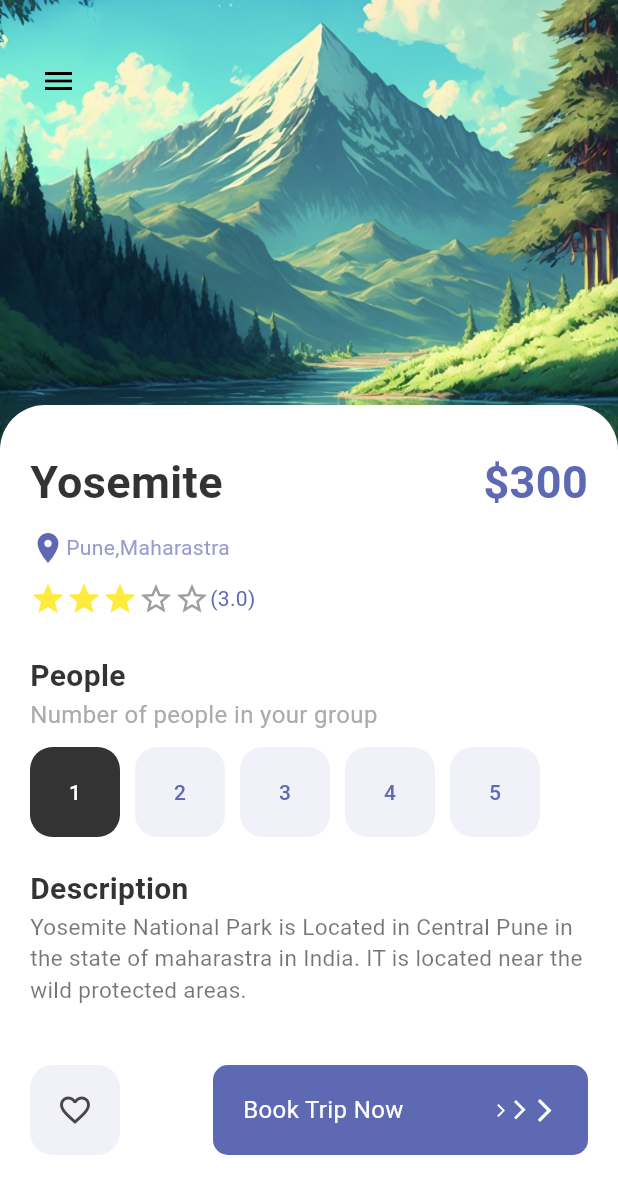
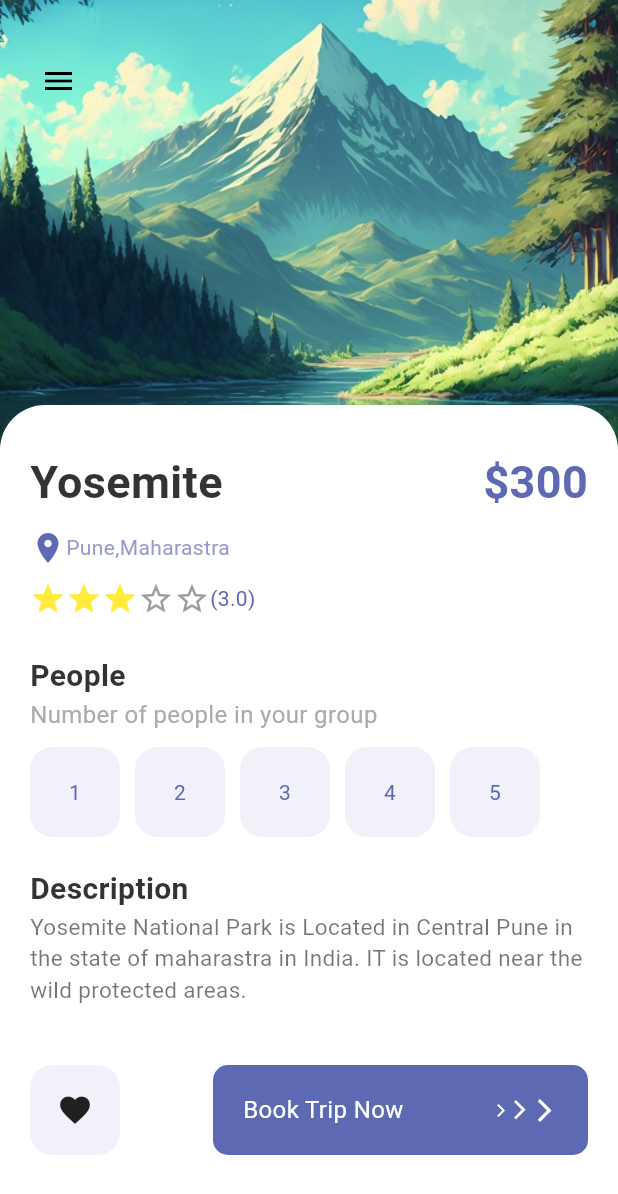
Before and after one commit to Harsh-trivs/TravelAppFlutter, a Flutter app: the screen it shows after launch, after a tap on the "favorite outline" icon, on a phone screen of 412 x 824 dp. Shown: the top 1194 px of the screen. Run offline on Flutter 3.47's test engine with Material 2 defaults, Android fonts, the phone set to English and light mode, and no system bars.

Commit message:
added dom manipulations to button

```diff
--- a/lib/pages/detail_page.dart
+++ b/lib/pages/detail_page.dart
@@ -14,7 +14,8 @@ class DetailPage extends StatefulWidget {
 
 class _DetailPageState extends State<DetailPage> {
   int gottenStar = 3;
-  int selectedIndex = 0;
+  int selectedIndex = -1;
+  bool isLiked = false;
   @override
   Widget build(BuildContext context) {
     return Scaffold(
@@ -133,13 +134,14 @@ class _DetailPageState extends State<DetailPage> {
                     ),
                     Wrap(
                       children: List.generate(5, (index) {
-                        return AppButton(
-                          isText: true,
-                          onPressedFunction: () {
+                        return InkWell(
+                          onTap: () {
                             setState(() {
                               selectedIndex = index;
                             });
                           },
+                          child: AppButton(
+                            isText: true,
                             text: '${index + 1}',
                             mainColor: selectedIndex == index
                                 ? Colors.white
@@ -147,6 +149,7 @@ class _DetailPageState extends State<DetailPage> {
                             backGroundColor: selectedIndex == index
                                 ? Colors.black.withOpacity(0.8)
                                 : AppColors.buttonBackground,
+                          ),
                         );
                       }),
                     ),
@@ -170,11 +173,22 @@ class _DetailPageState extends State<DetailPage> {
                     Row(
                       mainAxisAlignment: MainAxisAlignment.spaceBetween,
                       children: [
-                        AppButton(
+                        InkWell(
+                          onTap: () {
+                            setState(() {
+                              if (isLiked == true)
+                                isLiked = false;
+                              else
+                                isLiked = true;
+                            });
+                          },
+                          child: AppButton(
                             isText: false,
-                          onPressedFunction: () {},
-                          icon: Icons.favorite_border_outlined,
+                            icon: isLiked
+                                ? Icons.favorite
+                                : Icons.favorite_border_outlined,
                             backGroundColor: AppColors.buttonBackground,
+                          ),
                         ),
                         ResponiveButton(
                           isResponsive: true,
--- a/lib/widgets/app_button.dart
+++ b/lib/widgets/app_button.dart
@@ -1,28 +1,23 @@
 import 'package:flutter/material.dart';
+import 'package:learning_demo/widgets/app_text.dart';
 
 import '../misc/colors.dart';
 
-class AppButton extends StatefulWidget {
+class AppButton extends StatelessWidget {
   late bool isText;
   late String? text;
   late IconData? icon;
-  late Function onPressedFunction;
   late Color? backGroundColor = AppColors.buttonBackground;
   late Color? mainColor = AppColors.mainColor;
-  AppButton(
-      {super.key,
-      required this.isText,
-      this.text,
-      this.icon,
-      this.mainColor,
-      this.backGroundColor,
-      required this.onPressedFunction});
+  AppButton({
+    super.key,
+    required this.isText,
+    this.text,
+    this.icon,
+    this.mainColor,
+    this.backGroundColor,
+  });
 
-  @override
-  State<AppButton> createState() => _AppButtonState();
-}
-
-class _AppButtonState extends State<AppButton> {
   @override
   Widget build(BuildContext context) {
     return Container(
@@ -30,21 +25,17 @@ class _AppButtonState extends State<AppButton> {
         width: 60,
         height: 60,
         decoration: BoxDecoration(
-            borderRadius: BorderRadius.circular(15),
-            color: widget.backGroundColor),
-        child: widget.isText
-            ? TextButton(
-                child: Text(
-                  widget.text!,
-                  style: TextStyle(fontSize: 14, color: widget.mainColor),
-                ),
-                onPressed: () => {widget.onPressedFunction},
-              )
-            : IconButton(
-                onPressed: () => {widget.onPressedFunction},
-                icon: Icon(
-                  widget.icon,
-                  color: widget.mainColor,
-                )));
+            borderRadius: BorderRadius.circular(15), color: backGroundColor),
+        child: isText
+            ? Center(
+                child: AppText(
+                text: text!,
+                color: mainColor!,
+                size: 14,
+              ))
+            : Icon(
+                icon,
+                color: mainColor,
+              ));
   }
 }
```
Lines whose indentation alone changed are shown as unchanged.
